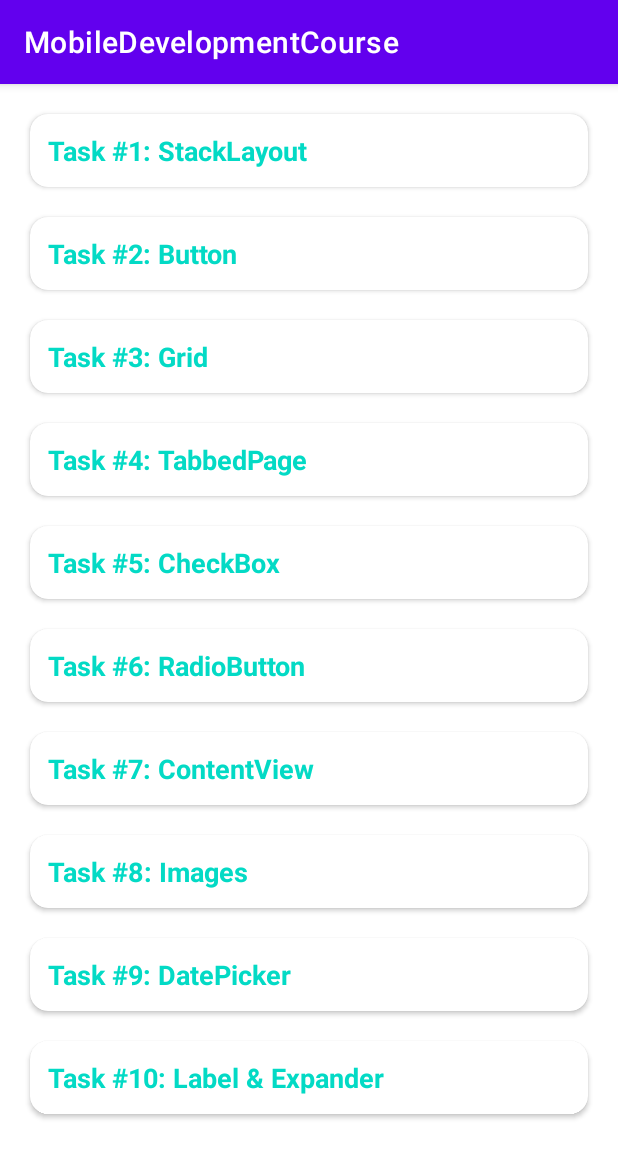
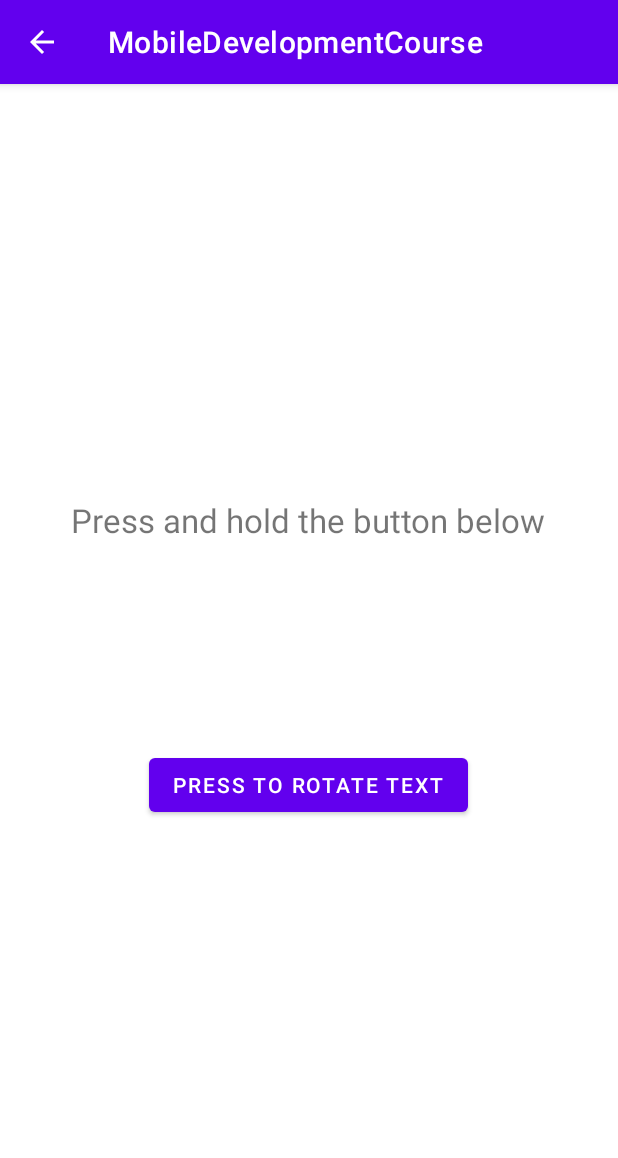
Before and after one commit to chebnevdev/mobile-development-university-course, an Android app: the screen it shows after launch (TasksMainActivity before the commit, Task2ButtonActivity after it), after a tap on an icon or button, on a phone screen of 412 x 824 dp. Shown: the top 1158 px of the screen. Run offline under Robolectric (Android 15) with nearby library versions, the phone set to English and light mode, and no system bars.

Commit message:
Completed 2 task

```diff
--- a/app/build.gradle
+++ b/app/build.gradle
@@ -41,6 +41,7 @@ dependencies {
     implementation 'androidx.core:core-ktx:1.2.0'
     implementation 'androidx.appcompat:appcompat:1.1.0'
     implementation 'com.google.android.material:material:1.1.0'
+    implementation 'org.jetbrains.anko:anko-commons:0.10.5'
     testImplementation 'junit:junit:4.+'
     androidTestImplementation 'androidx.test.ext:junit:1.1.1'
     androidTestImplementation 'androidx.test.espresso:espresso-core:3.2.0'
--- a/app/src/main/AndroidManifest.xml
+++ b/app/src/main/AndroidManifest.xml
@@ -23,6 +23,10 @@
             android:name=".task1.Task1SLActivity"
             android:parentActivityName=".TasksMainActivity" />
 
+        <!-- Task #2 activity-->
+        <activity
+            android:name=".task2.Task2ButtonActivity"
+            android:parentActivityName=".TasksMainActivity" />
     </application>
 
 </manifest>
--- a/app/src/main/java/com/chebnevdev/mobiledevelopmentcourse/TasksMainActivity.kt
+++ b/app/src/main/java/com/chebnevdev/mobiledevelopmentcourse/TasksMainActivity.kt
@@ -6,6 +6,7 @@ import androidx.appcompat.app.AppCompatActivity
 import androidx.appcompat.app.AppCompatDelegate
 import androidx.recyclerview.widget.LinearLayoutManager
 import com.chebnevdev.mobiledevelopmentcourse.task1.Task1SLActivity
+import com.chebnevdev.mobiledevelopmentcourse.task2.Task2ButtonActivity
 import kotlinx.android.synthetic.main.tasks_main_activity.*
 
 class TasksMainActivity : AppCompatActivity() {
@@ -18,7 +19,7 @@ class TasksMainActivity : AppCompatActivity() {
         main_activity_tasks_recycler_view.adapter = TasksRecyclerViewAdapter(
             listOf(
                 TaskItem("StackLayout", Task1SLActivity::class.java),
-                TaskItem("Button", AppCompatActivity::class.java),
+                TaskItem("Button", Task2ButtonActivity::class.java),
                 TaskItem("Grid", AppCompatActivity::class.java),
                 TaskItem("TabbedPage", AppCompatActivity::class.java),
                 TaskItem("CheckBox", AppCompatActivity::class.java),
--- a/app/src/main/java/com/chebnevdev/mobiledevelopmentcourse/task2/Task2ButtonActivity.kt
+++ b/app/src/main/java/com/chebnevdev/mobiledevelopmentcourse/task2/Task2ButtonActivity.kt
@@ -1,4 +1,54 @@
 package com.chebnevdev.mobiledevelopmentcourse.task2
 
-class Task2ButtonActivity {
+import android.os.Bundle
+import android.os.Handler
+import android.os.Message
+import android.view.MotionEvent
+import android.widget.TextView
+import androidx.appcompat.app.AppCompatActivity
+import com.chebnevdev.mobiledevelopmentcourse.R
+import kotlinx.android.synthetic.main.task_2_button_activity.*
+import org.jetbrains.anko.toast
+import java.lang.ref.WeakReference
+import java.util.*
+import kotlin.concurrent.schedule
+
+class Task2ButtonActivity : AppCompatActivity() {
+
+    private val rotationHandler = RotationHandler(this)
+    private var rotationTask: TimerTask? = null
+
+    override fun onCreate(savedInstanceState: Bundle?) {
+        super.onCreate(savedInstanceState)
+
+        setContentView(R.layout.task_2_button_activity)
+
+        rotationButton.setOnTouchListener { button, motionEvent ->
+            when (motionEvent.action) {
+                MotionEvent.ACTION_DOWN -> {
+                    rotationTask = Timer(true).schedule(0, 16) {
+                        rotationHandler.sendEmptyMessage(16)
+                    }
+                    return@setOnTouchListener true
+                }
+                MotionEvent.ACTION_UP -> {
+                    button.performClick()
+                    rotationTask?.cancel()
+                    return@setOnTouchListener true
+                }
+            }
+            false
+        }
+    }
+
+    private class RotationHandler(activity: Task2ButtonActivity) : Handler() {
+
+        private val activity = WeakReference(activity)
+
+        override fun handleMessage(msg: Message) {
+            activity.get()?.rotationText?.apply {
+                rotation += msg.what.toFloat() * 360 / 1000
+            }
+        }
+    }
 }
--- a/app/src/main/res/layout/task_2_button_activity.xml
+++ b/app/src/main/res/layout/task_2_button_activity.xml
@@ -1,6 +1,29 @@
 <?xml version="1.0" encoding="utf-8"?>
 <LinearLayout xmlns:android="http://schemas.android.com/apk/res/android"
-    android:orientation="vertical" android:layout_width="match_parent"
-    android:layout_height="match_parent">
+    android:layout_width="match_parent"
+    android:layout_height="match_parent"
+    android:orientation="vertical"
+    android:gravity="center"
+    android:weightSum="10">
+
+    <TextView
+        android:id="@+id/rotationText"
+        android:text="@string/task_2_button_rotation_text"
+        android:textSize="@dimen/task_2_button_text_size"
+        android:layout_width="wrap_content"
+        android:layout_height="wrap_content"
+        android:layout_gravity="center_horizontal"/>
+
+    <Space
+        android:layout_width="0dp"
+        android:layout_height="0dp"
+        android:layout_weight="2"/>
+
+    <Button
+        android:id="@+id/rotationButton"
+        android:text="@string/task_2_button_button_text"
+        android:layout_width="wrap_content"
+        android:layout_height="wrap_content"
+        android:layout_gravity="center_horizontal"/>
 
 </LinearLayout>
--- a/app/src/main/res/values/dimens.xml
+++ b/app/src/main/res/values/dimens.xml
@@ -1,7 +1,12 @@
 <?xml version="1.0" encoding="utf-8"?>
 <resources>
+
+<!--    Task #1 -->
     <dimen name="task_1_sl_main_margin">20dp</dimen>
     <dimen name="task_1_sl_main_header_text_size">30sp</dimen>
     <dimen name="task_1_sl_secondary_header_text_size">30sp</dimen>
     <dimen name="task_1_sl_color_name_text_size">20sp</dimen>
+    <dimen name="task_2_button_text_size">22sp</dimen>
+
+    <!--    Task #2 -->
 </resources>
--- a/app/src/main/res/values/strings.xml
+++ b/app/src/main/res/values/strings.xml
@@ -1,3 +1,5 @@
 <resources>
     <string name="app_name">MobileDevelopmentCourse</string>
+    <string name="task_2_button_rotation_text">Press and hold the button below</string>
+    <string name="task_2_button_button_text">Press to rotate text</string>
 </resources>
```
Also changed, not shown: 1 other file.
